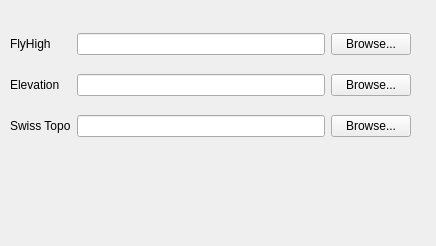
First picture: the form in src/settings/flyhigh/FoldersWidget.ui, repository t0b3/flyhigh, before the edit.
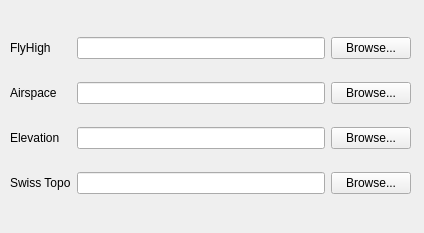
Second picture: the form after the edit.

Commit message: Airspaces for route and flight from OpenAir-files in flyhigh data folder.

```diff
--- a/src/settings/flyhigh/FoldersWidget.ui
+++ b/src/settings/flyhigh/FoldersWidget.ui
@@ -6,8 +6,8 @@
    <rect>
     <x>0</x>
     <y>0</y>
-    <width>436</width>
-    <height>246</height>
+    <width>424</width>
+    <height>233</height>
    </rect>
   </property>
   <property name="windowTitle">
@@ -19,32 +19,32 @@
      <x>10</x>
      <y>20</y>
      <width>401</width>
-     <height>131</height>
+     <height>191</height>
     </rect>
    </property>
    <layout class="QGridLayout" name="gridLayout">
-    <item row="1" column="0">
+    <item row="2" column="0">
      <widget class="QLabel" name="label_elevation">
       <property name="text">
        <string>Elevation</string>
       </property>
      </widget>
     </item>
-    <item row="1" column="1">
+    <item row="2" column="1">
      <widget class="QLineEdit" name="lineEdit_elevation">
       <property name="readOnly">
        <bool>true</bool>
       </property>
      </widget>
     </item>
-    <item row="1" column="2">
+    <item row="2" column="2">
      <widget class="QPushButton" name="pushButton_elevation">
       <property name="text">
        <string>Browse...</string>
       </property>
      </widget>
     </item>
-    <item row="2" column="0">
+    <item row="3" column="0">
      <widget class="QLabel" name="label_swisstopo">
       <property name="text">
        <string>Swiss Topo</string>
@@ -65,7 +65,7 @@
       </property>
      </widget>
     </item>
-    <item row="2" column="1">
+    <item row="3" column="1">
      <widget class="QLineEdit" name="lineEdit_swisstopo">
       <property name="readOnly">
        <bool>true</bool>
@@ -79,13 +79,34 @@
       </property>
      </widget>
     </item>
-    <item row="2" column="2">
+    <item row="3" column="2">
      <widget class="QPushButton" name="pushButton_swisstopo">
       <property name="text">
        <string>Browse...</string>
       </property>
      </widget>
     </item>
+    <item row="1" column="1">
+     <widget class="QLineEdit" name="lineEdit_airspace">
+      <property name="readOnly">
+       <bool>true</bool>
+      </property>
+     </widget>
+    </item>
+    <item row="1" column="0">
+     <widget class="QLabel" name="label_airspace">
+      <property name="text">
+       <string>Airspace</string>
+      </property>
+     </widget>
+    </item>
+    <item row="1" column="2">
+     <widget class="QPushButton" name="pushButton_airspace">
+      <property name="text">
+       <string>Browse...</string>
+      </property>
+     </widget>
+    </item>
    </layout>
   </widget>
  </widget>
```
Left out of the diff: 24 changed lines with no effect on the pictures. The commit also changes 17 other files.
